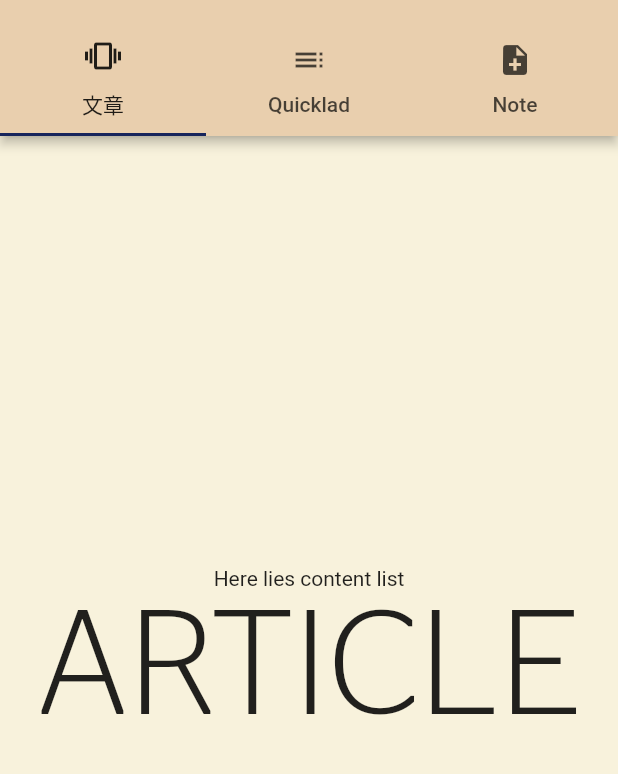
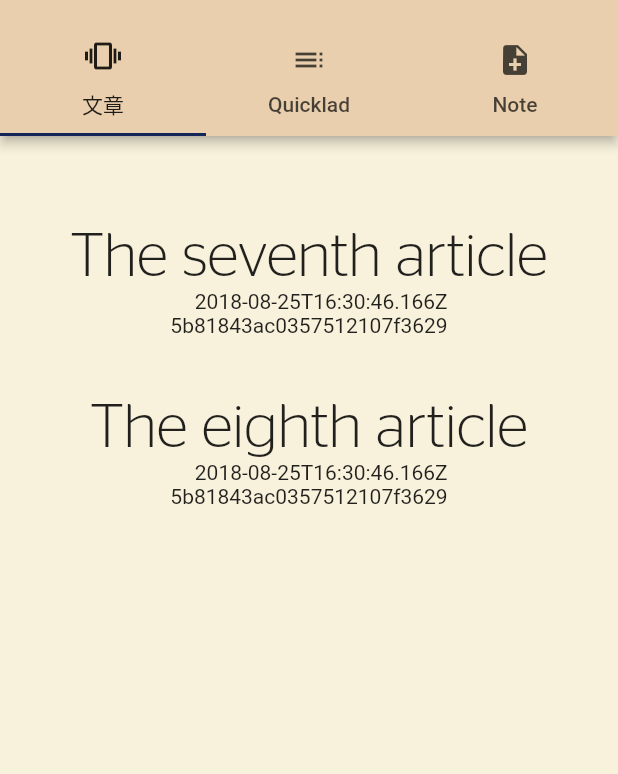
Before and after one commit to lbgod2222/IMPACT-flutter, a Flutter app: the HomePage screen opened by its route, on a phone screen of 412 x 824 dp, the part 59-833 px from its top. Run offline on Flutter 3.47's test engine with Material 2 defaults, Android fonts, the phone set to English and light mode, and no system bars; our stand-ins replace dio; missing offline and left inert: common_utils, flustars.

Commit message:
:anchor: Stage: get to know redux style tool, get the article list works

```diff
--- /dev/null
+++ b/impact_flutter/lib/components/article_widget.dart
@@ -0,0 +1,56 @@
+import 'package:flutter/material.dart';
+//constants
+import 'package:impact_flutter/constant/constants_index.dart';
+import 'package:impact_flutter/data/data_index.dart';
+
+// mock data
+class Article {
+  final String title;
+  final String lastModified;
+  final String id;
+
+  const Article({
+    this.title,
+    this.lastModified,
+    this.id,
+  });
+}
+
+// const articleItem = new Article(
+//   title: 'The seventh article',
+//   lastModified: '2018-08-25T16:30:46.166Z',
+//   id: '5b81843ac0357512107f3629',
+// );
+
+
+class ArticleItem extends StatelessWidget {
+  const ArticleItem(this.articleListItem, {Key key}) : super(key: key);
+
+  final ArticleListItem articleListItem;
+
+  @override
+  Widget build(BuildContext context) {
+      return new Container(
+        padding: EdgeInsets.only(left: 10, top: 20, right: 10, bottom: 20),
+        child: Column(
+          children: <Widget>[
+            new Text(
+              articleListItem.title,
+              style: articleListTitle,
+            ),
+            new Column(
+              crossAxisAlignment: CrossAxisAlignment.end,
+              children: <Widget>[
+                new Text(
+                  articleListItem.lastModified
+                ),
+                new Text(
+                  articleListItem.id
+                )
+              ],
+            )
+          ],
+        ),
+      );
+    }
+}
--- a/impact_flutter/lib/components/components_index.dart
+++ b/impact_flutter/lib/components/components_index.dart
@@ -1,2 +1,3 @@
 export 'package:impact_flutter/components/appbarList.dart';
 export 'package:impact_flutter/components/drawer_component.dart';
+export 'package:impact_flutter/components/article_widget.dart';
--- a/impact_flutter/lib/constant/style.dart
+++ b/impact_flutter/lib/constant/style.dart
@@ -17,3 +17,8 @@ const drawerUsername = const TextStyle(
   fontSize: 30,
   fontWeight: FontWeight.w500
 );
+const articleListTitle = const TextStyle(
+  fontFamily: 'StagSans',
+  fontSize: 40,
+  fontWeight: FontWeight.w500,
+);
--- /dev/null
+++ b/impact_flutter/lib/data/data_index.dart
@@ -0,0 +1 @@
+export 'package:impact_flutter/data/models.dart';
--- /dev/null
+++ b/impact_flutter/lib/data/models.dart
@@ -0,0 +1,7 @@
+class ArticleListItem {
+  String title;
+  String lastModified;
+  String id;
+
+  ArticleListItem(this.title, this.lastModified, this.id);
+}
--- a/impact_flutter/lib/pages/article_page.dart
+++ b/impact_flutter/lib/pages/article_page.dart
@@ -1,24 +1,43 @@
 import 'package:flutter/material.dart';
 
 import 'package:impact_flutter/constant/constants_index.dart';
+import 'package:impact_flutter/data/data_index.dart';
+import 'package:impact_flutter/components/components_index.dart';
 
-class ArticlePage extends StatelessWidget {
+class ArticlePage extends StatefulWidget {
+  @override
+  State<StatefulWidget> createState() {
+    return new _ArticlePageState();
+  }
   const ArticlePage({Key key, this.routeId}) : super(key: key);
 
   final String routeId;
 
+}
+  // 这里用stateful组件是为了： 目前仅仅为了做style构建，在之后会采用bloC方案来分离事件/UI层，数据的管理统一交由顶层管理,再变成stateFul
+class _ArticlePageState extends State<ArticlePage> {
+  List<ArticleListItem>_articlesList = new List();
   @override
+  void initState() {
+    _articlesList.add(
+      ArticleListItem('The seventh article', '2018-08-25T16:30:46.166Z', '5b81843ac0357512107f3629')
+    );
+    _articlesList.add(
+      ArticleListItem('The eighth article', '2018-08-25T16:30:46.166Z', '5b81843ac0357512107f3629')
+    );
+  }
+
   Widget build(BuildContext context) {
-    return new Center(
-      child: Column(
-        mainAxisAlignment: MainAxisAlignment.center,
-        children: <Widget>[
-          Text('Here lies content list'),
-          Text(
-            'ARTICLE',
-            style: bigText,
-          )
-        ],
+    return new Container(
+      padding: EdgeInsets.only(left: 20, top: 40, right: 20, bottom: 0),
+      child: new Container(
+        child: new ListView.builder(
+          itemCount: _articlesList.length,
+          itemBuilder: (BuildContext context, int index) {
+            ArticleListItem articleListItem = _articlesList[index];
+            return ArticleItem(articleListItem);
+          },
+        ),
       ),
     );
   }
```
Also changed, not shown: 2 other files.
